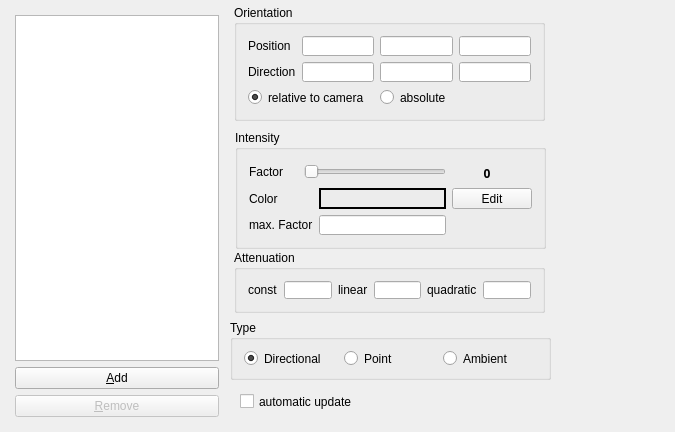
This is source/VIEW/DIALOGS/lightSettings.ui in BALL-Project/ball as Qt 5 draws it before an edit. The edited form follows.
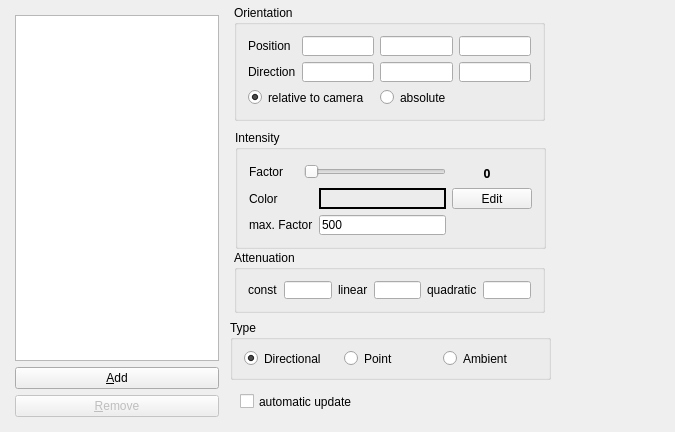
This is the edited form.

Commit message: Fix default intensity of light sources.

Patch:
```diff
--- a/source/VIEW/DIALOGS/lightSettings.ui
+++ b/source/VIEW/DIALOGS/lightSettings.ui
@@ -292,6 +292,9 @@
       <property name="toolTip">
        <string>maximal Intensity factor</string>
       </property>
+			<property name="text">
+			 <string>500</string>
+			</property>
      </widget>
     </item>
     <item row="1" column="3">
```
The commit also changes 2 other files.
